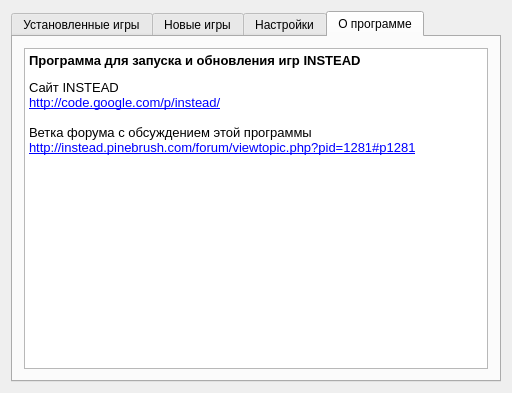
The window that mainwindow.ui (instead-hub/instead-launcher) describes before a commit, drawn with Qt 5.
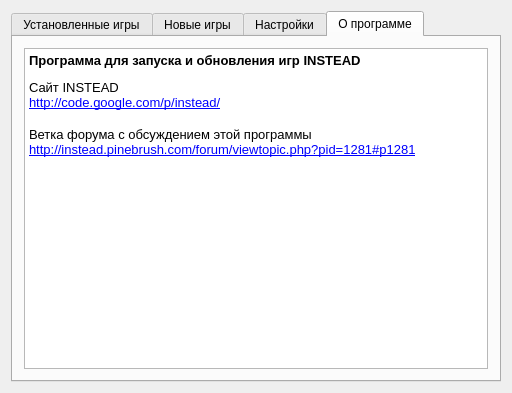
The same window after the commit. The open tabs and pages were chosen to show the change.

The edit to the form file:
```diff
--- a/mainwindow.ui
+++ b/mainwindow.ui
@@ -202,9 +202,12 @@
            <string>&lt;!DOCTYPE HTML PUBLIC &quot;-//W3C//DTD HTML 4.0//EN&quot; &quot;http://www.w3.org/TR/REC-html40/strict.dtd&quot;&gt;
 &lt;html&gt;&lt;head&gt;&lt;meta name=&quot;qrichtext&quot; content=&quot;1&quot; /&gt;&lt;style type=&quot;text/css&quot;&gt;
 p, li { white-space: pre-wrap; }
-&lt;/style&gt;&lt;/head&gt;&lt;body style=&quot; font-family:'Sans'; font-size:10pt; font-weight:400; font-style:normal;&quot;&gt;
-&lt;p style=&quot; margin-top:14px; margin-bottom:12px; margin-left:0px; margin-right:0px; -qt-block-indent:0; text-indent:0px;&quot;&gt;&lt;span style=&quot; font-family:'Sans Serif'; font-weight:600;&quot;&gt;Программа для запуска и обновления игр INSTEAD&lt;/span&gt;&lt;/p&gt;
-&lt;p style=&quot; margin-top:0px; margin-bottom:0px; margin-left:0px; margin-right:0px; -qt-block-indent:0; text-indent:0px;&quot;&gt;&lt;span style=&quot; font-family:'Sans Serif';&quot;&gt;Сайт INSTEAD&lt;br /&gt;&lt;/span&gt;&lt;a href=&quot;http://code.google.com/p/instead/&quot;&gt;&lt;span style=&quot; font-family:'Sans Serif'; text-decoration: underline; color:#0000ff;&quot;&gt;http://code.google.com/p/instead/&lt;/span&gt;&lt;/a&gt;&lt;span style=&quot; font-family:'Sans Serif';&quot;&gt;&lt;br /&gt;&lt;br /&gt;Ветка форума с обсуждением этой программы&lt;br /&gt;&lt;/span&gt;&lt;a href=&quot;http://instead.pinebrush.com/forum/viewtopic.php?pid=1281#p1281&quot;&gt;&lt;span style=&quot; font-family:'Sans Serif'; text-decoration: underline; color:#0000ff;&quot;&gt;http://instead.pinebrush.com/forum/viewtopic.php?pid=1281#p1281&lt;/span&gt;&lt;/a&gt;&lt;span style=&quot; font-family:'Sans Serif';&quot;&gt; &lt;/span&gt;&lt;/p&gt;&lt;/body&gt;&lt;/html&gt;</string>
+&lt;/style&gt;&lt;/head&gt;&lt;body style=&quot; font-family:'Droid Sans'; font-size:11pt; font-weight:400; font-style:normal;&quot;&gt;
+&lt;p style=&quot; margin-top:14px; margin-bottom:12px; margin-left:0px; margin-right:0px; -qt-block-indent:0; text-indent:0px;&quot;&gt;&lt;span style=&quot; font-family:'Sans Serif'; font-size:10pt; font-weight:600;&quot;&gt;Программа для запуска и обновления игр INSTEAD&lt;/span&gt;&lt;/p&gt;
+&lt;p style=&quot; margin-top:0px; margin-bottom:0px; margin-left:0px; margin-right:0px; -qt-block-indent:0; text-indent:0px;&quot;&gt;&lt;span style=&quot; font-family:'Sans Serif'; font-size:10pt;&quot;&gt;Сайт INSTEAD&lt;br /&gt;&lt;/span&gt;&lt;a href=&quot;http://code.google.com/p/instead/&quot;&gt;&lt;span style=&quot; font-family:'Sans Serif'; font-size:10pt; text-decoration: underline; color:#0000ff;&quot;&gt;http://code.google.com/p/instead/&lt;/span&gt;&lt;/a&gt;&lt;span style=&quot; font-family:'Sans Serif'; font-size:10pt;&quot;&gt;&lt;br /&gt;&lt;br /&gt;Ветка форума с обсуждением этой программы&lt;br /&gt;&lt;/span&gt;&lt;a href=&quot;http://instead.pinebrush.com/forum/viewtopic.php?pid=1281#p1281&quot;&gt;&lt;span style=&quot; font-family:'Sans Serif'; font-size:10pt; text-decoration: underline; color:#0000ff;&quot;&gt;http://instead.pinebrush.com/forum/viewtopic.php?pid=1281#p1281&lt;/span&gt;&lt;/a&gt;&lt;span style=&quot; font-family:'Sans Serif'; font-size:10pt;&quot;&gt; &lt;/span&gt;&lt;/p&gt;&lt;/body&gt;&lt;/html&gt;</string>
+          </property>
+          <property name="openExternalLinks">
+           <bool>true</bool>
           </property>
          </widget>
         </item>
```
